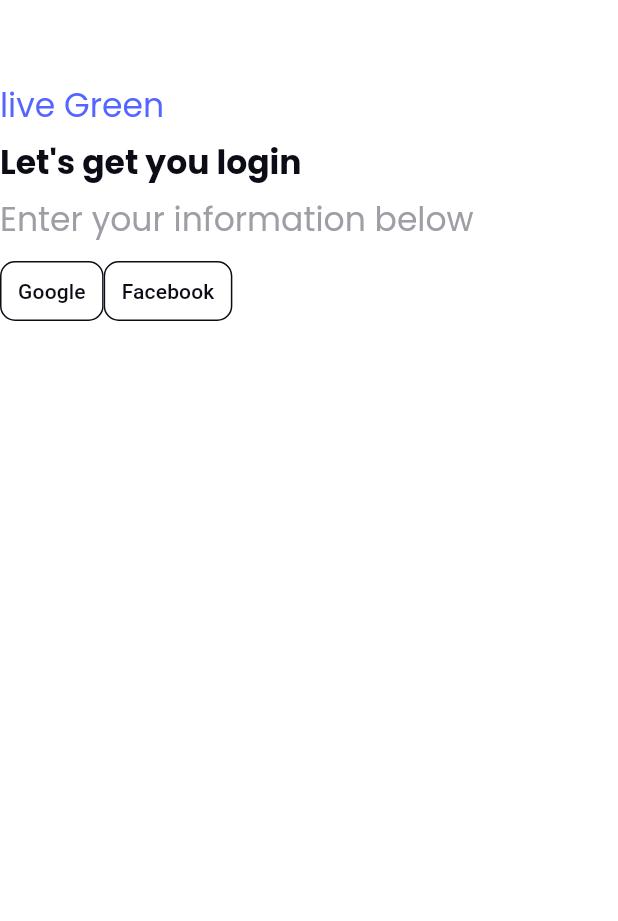
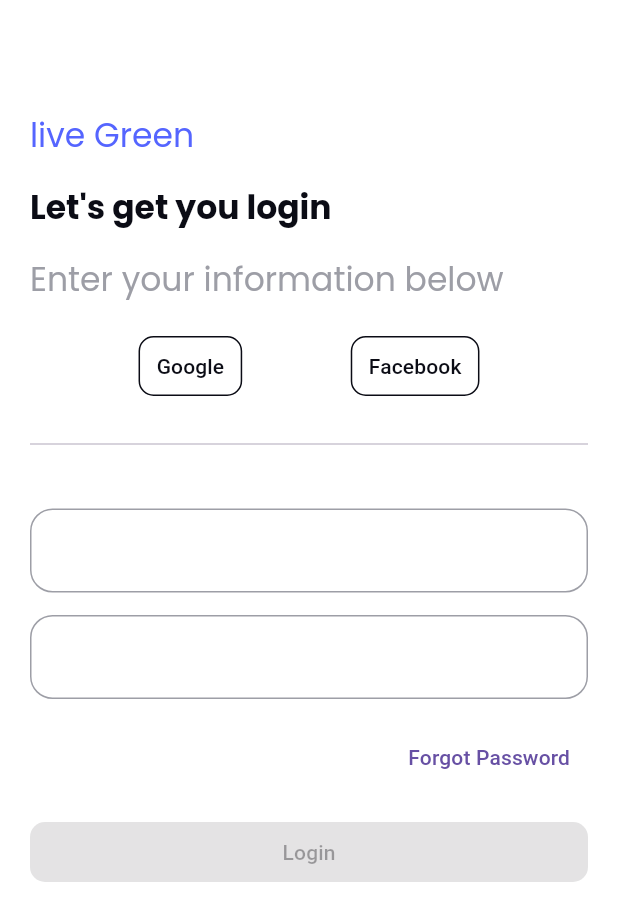
Before and after one commit to vahdettinA/Hotels-booking-app-ui-kit-development-with-flutter, a Flutter app: the screen it shows after launch, after a tap on "Skip", on a phone screen of 412 x 824 dp. Shown: the top 921 px of the screen. Run offline on Flutter 3.47's test engine with Material 3 defaults, Android fonts, the light colour scheme and no system bars; our stand-ins replace google_fonts, smooth_page_indicator.

Commit message:
login page şablon

```diff
--- a/hotels_booking_app/lib/Pages/LoginPage/login_page.dart
+++ b/hotels_booking_app/lib/Pages/LoginPage/login_page.dart
@@ -3,6 +3,7 @@ import 'package:google_fonts/google_fonts.dart';
 import 'package:hotels_booking_app/Consts/color.dart';
 import 'package:hotels_booking_app/Consts/custom_padding.dart';
 import 'package:hotels_booking_app/Consts/custom_radius.dart';
+import 'package:hotels_booking_app/Pages/LoginPage/login_page_view_model.dart';
 
 class LoginPage extends StatefulWidget {
   const LoginPage({super.key});
@@ -11,7 +12,7 @@ class LoginPage extends StatefulWidget {
   State<LoginPage> createState() => _LoginPageState();
 }
 
-class _LoginPageState extends State<LoginPage> {
+class _LoginPageState extends State<LoginPage> with LoginPageViewModel {
   @override
   Widget build(BuildContext context) {
     return Scaffold(
@@ -24,8 +25,10 @@ class _LoginPageState extends State<LoginPage> {
         body: CustomScrollView(
           slivers: [
             SliverToBoxAdapter(
+              child: Padding(
+                padding: const EdgeInsets.all(highPadding),
                 child: Column(
-                spacing: lowPadding,
+                  spacing: highPadding,
                   crossAxisAlignment: CrossAxisAlignment.start,
                   children: [
                     Text(
@@ -54,6 +57,7 @@ class _LoginPageState extends State<LoginPage> {
                               ?.copyWith(color: grey)),
                     ),
                     Row(
+                      mainAxisAlignment: MainAxisAlignment.spaceEvenly,
                       children: [
                         TextButton(
                             style: TextButton.styleFrom(
@@ -78,8 +82,63 @@ class _LoginPageState extends State<LoginPage> {
                             onPressed: () {},
                             child: Text("Facebook")),
                       ],
+                    ),
+                    Divider(),
+                    Padding(
+                      padding:
+                          const EdgeInsets.symmetric(vertical: mediumPadding),
+                      child: Column(
+                        spacing: mediumPadding,
+                        children: [
+                          TextField(
+                            controller: emailController,
+                            decoration: InputDecoration(
+                              enabledBorder: OutlineInputBorder(
+                                  borderRadius:
+                                      BorderRadius.circular(mediumRadius),
+                                  borderSide: BorderSide(
+                                      color: checkInput ? purple : grey)),
+                              focusedBorder: OutlineInputBorder(
+                                  borderRadius:
+                                      BorderRadius.circular(mediumRadius),
+                                  borderSide: BorderSide(
+                                      color: checkInput ? purple : grey)),
+                            ),
+                          ),
+                          TextField(
+                            controller: passwordController,
+                            decoration: InputDecoration(
+                              enabledBorder: OutlineInputBorder(
+                                  borderRadius:
+                                      BorderRadius.circular(mediumRadius),
+                                  borderSide: BorderSide(
+                                      color: checkInput ? purple : grey)),
+                              focusedBorder: OutlineInputBorder(
+                                  borderRadius:
+                                      BorderRadius.circular(mediumRadius),
+                                  borderSide: BorderSide(
+                                      color: checkInput ? purple : grey)),
+                            ),
+                          ),
+                          Align(
+                            alignment: Alignment.bottomRight,
+                            child: TextButton(
+                                onPressed: () {},
+                                child: Text("Forgot Password")),
+                          ),
+                          ElevatedButton(
+                              style: ElevatedButton.styleFrom(
+                                  shape: RoundedRectangleBorder(
+                                      borderRadius:
+                                          BorderRadius.circular(lowRadius)),
+                                  backgroundColor: checkInput ? purple : grey),
+                              onPressed: checkInput ? () {} : null,
+                              child: Center(child: Text("Login")))
+                        ],
+                      ),
                     )
                   ],
+                ),
               ),
             )
           ],
--- /dev/null
+++ b/hotels_booking_app/lib/Pages/LoginPage/login_page_view_model.dart
@@ -0,0 +1,24 @@
+import 'package:flutter/material.dart';
+import 'package:hotels_booking_app/Pages/LoginPage/login_page.dart';
+
+mixin LoginPageViewModel on State<LoginPage> {
+  TextEditingController emailController = TextEditingController();
+  TextEditingController passwordController = TextEditingController();
+
+  bool checkInput = false;
+
+  void checkInputMethod() {
+    setState(() {
+      checkInput = emailController.text != "" && passwordController.text != ""
+          ? true
+          : false;
+    });
+  }
+
+  @override
+  void initState() {
+    super.initState();
+    emailController.addListener(checkInputMethod);
+    passwordController.addListener(checkInputMethod);
+  }
+}
```
Also changed, not shown: 4 other files. Lines whose indentation alone changed are shown as unchanged.
